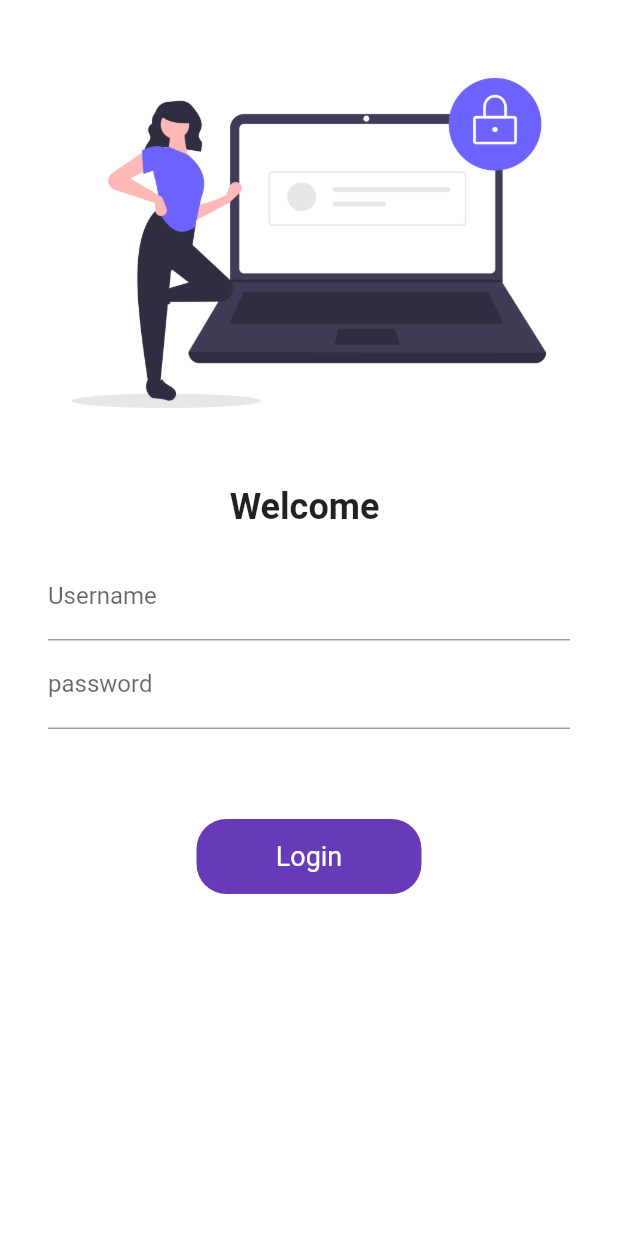
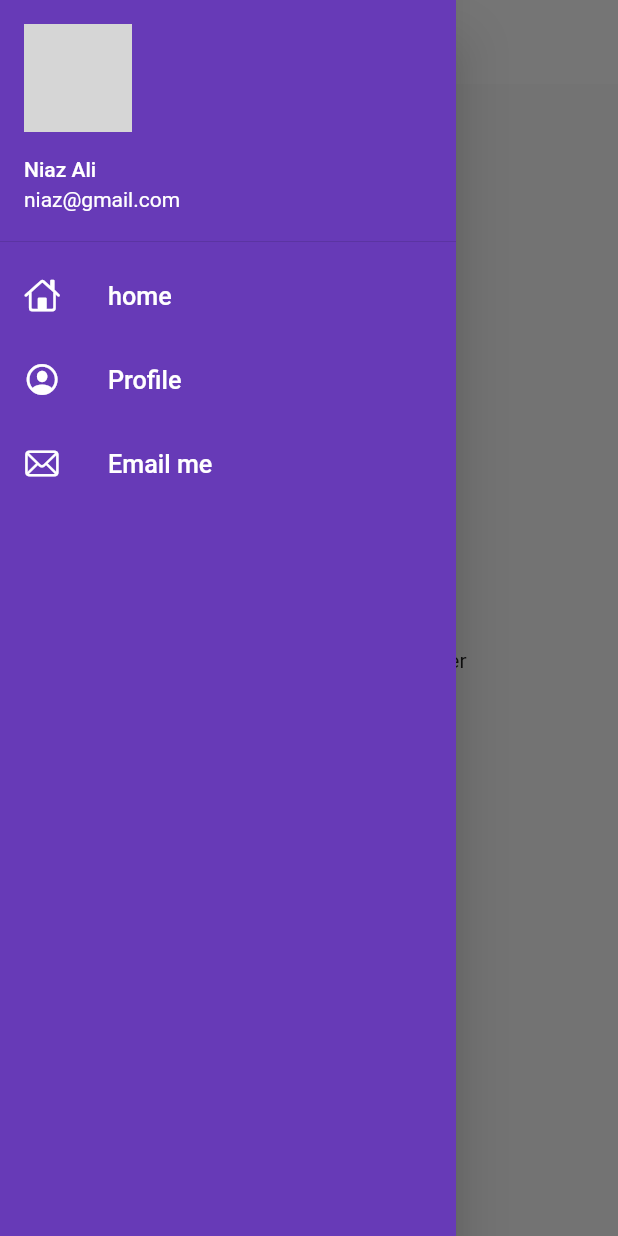
Before and after one commit to niazali53/30DaysOfFlutter, a Flutter app: the screen it shows after launch, with the side drawer open (before the commit the screen has no drawer), on a phone screen of 412 x 824 dp. Run offline on Flutter 3.47's test engine with Material 2 defaults, Android fonts, the phone set to English and light mode, and no system bars; our stand-ins replace google_fonts; network calls fail; grey boxes are pictures that could not be loaded.

Commit message:
Day 10 completed

```diff
--- a/lib/main.dart
+++ b/lib/main.dart
@@ -1,38 +1,33 @@
 import 'package:flutter/material.dart';
 import 'package:flutter_catalog/pages/login.dart';
 import 'package:flutter_catalog/utils/routes.dart';
+import 'package:flutter_catalog/widgets/drawer.dart';
+import 'package:flutter_catalog/widgets/themes.dart';
 import 'package:google_fonts/google_fonts.dart';
 
-
-int days =30;
+int days = 30;
 String name = "niaz";
 
 void main() {
   runApp(const MyApp());
 }
 
-class MyApp extends StatelessWidget{
+class MyApp extends StatelessWidget {
   const MyApp({super.key});
 
   @override
-  Widget build(context){
-
+  Widget build(context) {
     return MaterialApp(
-
-      initialRoute: "/LoginScreen",
-      routes: {
-        MyRoutes.homeRoute  : (context) => const MyApp(),
-        MyRoutes.loginRoute:(context) => const LoginScreen()
-      },
-
+        initialRoute: MyRoutes.homeRoute,
+        routes: {MyRoutes.loginRoute: (context) => const LoginScreen()},
         debugShowCheckedModeBanner: false,
         themeMode: ThemeMode.light,
         darkTheme: ThemeData(
-          primaryTextTheme: GoogleFonts.latoTextTheme(),
+            primaryTextTheme: GoogleFonts.latoTextTheme(),
             fontFamily: GoogleFonts.lato().fontFamily,
-            brightness: Brightness.dark
-        ),
-        theme: ThemeData(primarySwatch: Colors.lightBlue),
+            brightness: Brightness.dark),
+
+        theme: MyThemes.themeData,
         home: Scaffold(
           appBar: AppBar(
             title: const Text('Catalog App'),
@@ -40,9 +35,7 @@ class MyApp extends StatelessWidget{
           body: Center(
             child: Text('welcome $name to $days days of flutter'),
           ),
-          drawer: const Drawer(),
-        )
-    );
+          drawer: const MyDrawer(),
+        ));
   }
-
 }
--- a/lib/widgets/drawer.dart
+++ b/lib/widgets/drawer.dart
@@ -0,0 +1,65 @@
+import 'package:flutter/cupertino.dart';
+import 'package:flutter/material.dart';
+
+class MyDrawer extends StatelessWidget {
+  const MyDrawer({super.key});
+
+  @override
+  Widget build(context) {
+    final imageUrl =
+        "https://as1.ftcdn.net/v2/jpg/03/84/72/34/1000_F_384723442_NwXSiqY7ttZNaxGdE5RfGlWYg3cUqhE3.jpg";
+    return Drawer(
+      child: Container(
+        color: Colors.deepPurple,
+        child: ListView(
+          children: [
+            DrawerHeader(
+                padding: EdgeInsets.zero,
+                child: UserAccountsDrawerHeader(
+                  decoration: BoxDecoration(color: Colors.deepPurple),
+                  currentAccountPicture: CircleAvatar(
+                    backgroundImage: NetworkImage(imageUrl),
+                  ),
+                  accountName: const Text('Niaz Ali',style: TextStyle(color: Colors.white),),
+                  accountEmail: const Text('niaz@gmail.com',style: TextStyle(color: Colors.white)),
+                  margin: EdgeInsets.zero,
+                )),
+            const ListTile(
+              leading: Icon(
+                CupertinoIcons.home,
+                color: Colors.white,
+              ),
+              title: Text(
+                "home",
+                style: TextStyle(color: Colors.white),
+                textScaleFactor: 1.2,
+              ),
+            ),
+
+            const ListTile(
+              leading: Icon(
+                CupertinoIcons.profile_circled,
+                color: Colors.white,
+              ),
+              title: Text(
+                "Profile",
+                style: TextStyle(color: Colors.white),
+                textScaleFactor: 1.2,
+              ),
+            ),const ListTile(
+              leading: Icon(
+                CupertinoIcons.mail,
+                color: Colors.white,
+              ),
+              title: Text(
+                "Email me",
+                style: TextStyle(color: Colors.white),
+                textScaleFactor: 1.2,
+              ),
+            )
+          ],
+        ),
+      ),
+    );
+  }
+}
--- a/lib/widgets/themes.dart
+++ b/lib/widgets/themes.dart
@@ -0,0 +1,13 @@
+import 'package:flutter/material.dart';
+
+class MyThemes {
+
+  static ThemeData get themeData => ThemeData(
+      primarySwatch: Colors.lightBlue,
+      appBarTheme: const AppBarTheme(
+          color: Colors.white,
+          elevation: 0.0
+      )
+  );
+
+}
--- a/pubspec.yaml
+++ b/pubspec.yaml
@@ -62,6 +62,7 @@ flutter:
   # To add assets to your application, add an assets section, like this:
   assets:
     - assets/images/login_img.png
+    - assets/images/hey.png
 
 
   # An image asset can refer to one or more resolution-specific "variants", see
```
Also changed, not shown: lib/models/catalog.dart (+21 -0 lines), lib/pages/login.dart (+48 -24 lines).
